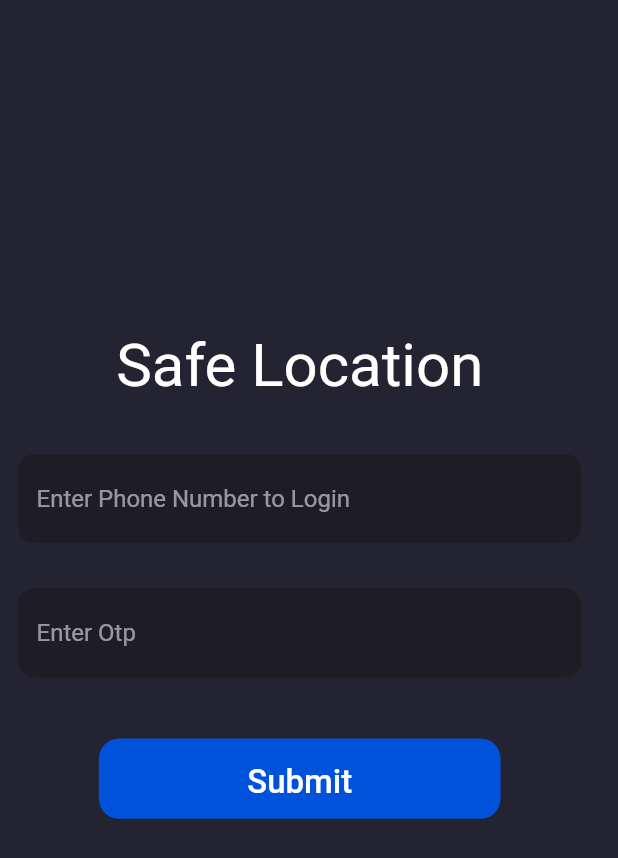
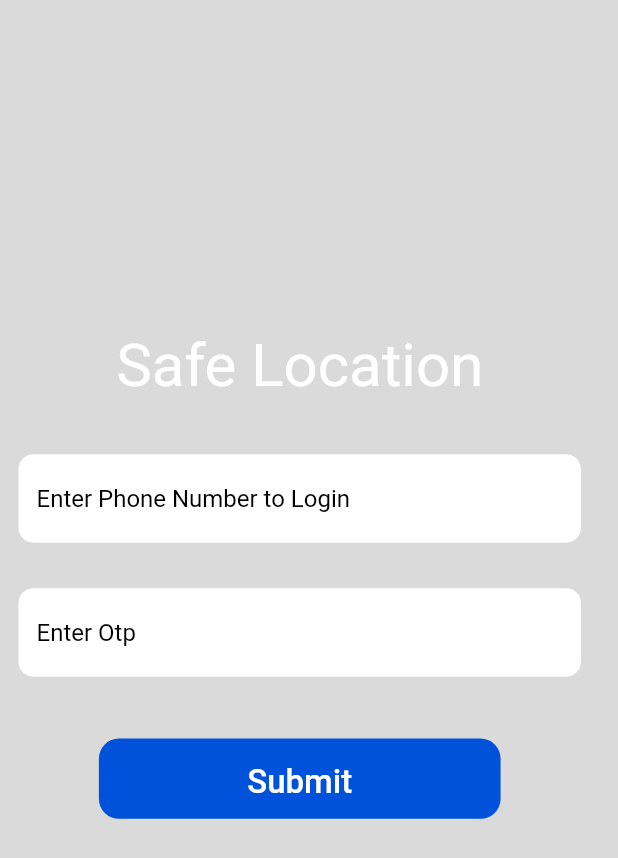
Before and after one commit to DevMayur/safe_locations_application, a Flutter app: the screen it shows after launch, after a tap on "Send Otp", on a phone screen of 412 x 824 dp. Shown: the top 858 px of the screen. Run offline on Flutter 3.47's test engine with Material 2 defaults, Android fonts, the phone set to English and light mode, and no system bars; our stand-ins replace cloud_firestore, file_picker, firebase_auth, firebase_core, firebase_storage, flutter_keyboard_visibility and 4 more; accounts and stored records are empty; network calls fail.

Commit message:
Extracted colors to user config file

```diff
--- a/lib/main.dart
+++ b/lib/main.dart
@@ -1,3 +1,4 @@
+import 'package:firebase_auth/firebase_auth.dart';
 import 'package:flutter/material.dart';
 import 'package:provider/provider.dart';
 
@@ -13,6 +14,9 @@ import './pages/login_page.dart';
 //providers
 import './provider/authentication_provider.dart';
 
+import 'package:safe_locations_application/user_configurations/user_colors.dart';
+import 'package:get_it/get_it.dart';
+
 void main() {
   runApp(SplashPage(
     key: UniqueKey(),
@@ -23,8 +27,10 @@ void main() {
 }
 
 class MainApp extends StatelessWidget {
+  late UserColors _colors;
   @override
   Widget build(BuildContext context) {
+    _colors = GetIt.instance.get<UserColors>();
     return MultiProvider(
       providers: [
         ChangeNotifierProvider<AuthenticationProvider>(
@@ -35,10 +41,10 @@ class MainApp extends StatelessWidget {
       child: MaterialApp(
         title: 'Safe Location',
         theme: ThemeData(
-          backgroundColor: const Color.fromRGBO(36, 35, 49, 1.0),
-          scaffoldBackgroundColor: const Color.fromRGBO(36, 35, 49, 1.0),
-          bottomNavigationBarTheme: const BottomNavigationBarThemeData(
-            backgroundColor: Color.fromRGBO(30, 29, 37, 1.0),
+          backgroundColor: _colors.background_color,
+          scaffoldBackgroundColor: _colors.background_color,
+          bottomNavigationBarTheme: BottomNavigationBarThemeData(
+            backgroundColor: _colors.navigation_bar_background,
           ),
         ),
         home: const Scaffold(
--- a/lib/pages/splash_page.dart
+++ b/lib/pages/splash_page.dart
@@ -1,5 +1,6 @@
 import 'package:flutter/material.dart';
 import 'package:firebase_core/firebase_core.dart';
+import 'package:safe_locations_application/user_configurations/user_colors.dart';
 
 //pages
 import '../services/navigation_service.dart';
@@ -81,5 +82,22 @@ class _SplashPageState extends State<SplashPage> {
     GetIt.instance.registerSingleton<DatabaseService>(
       DatabaseService(),
     );
+
+    UserColors userColors = UserColors(
+        background_color: Color.fromRGBO(218, 218, 218, 1.0),
+        color_primary: Color.fromRGBO(92, 140, 217, 1.0),
+        color_text: Colors.black,
+        color_input: Colors.white,
+        button_color: Color.fromRGBO(0, 82, 218, 1.0),
+        button_safe: Color.fromRGBO(0, 82, 218, 1.0),
+        button_unsafe: Color.fromRGBO(0, 82, 218, 1.0),
+        message_background:Colors.lightGreen ,
+      navigation_bar_icons:Color.fromRGBO(0, 82, 218, 1.0),
+      navigation_bar_background:Color.fromRGBO(161, 161, 161, 1.0),
+    );
+
+    GetIt.instance.registerSingleton<UserColors>(
+        userColors
+    );
   }
 }
--- a/lib/provider/authentication_provider.dart
+++ b/lib/provider/authentication_provider.dart
@@ -37,14 +37,17 @@ class AuthenticationProvider extends ChangeNotifier {
                 .checkIfUserExist(_auth.currentUser!.uid)
                 .then((userExist) {
               if (!userExist) {
-                _navigationService.removeAndNavigateToRoute('/register');
+                print('user not exist');
+                _navigationService.removeAndNavigateToRoute('/login');
               } else {
+                print('user exist');
                 _navigationService.removeAndNavigateToRoute('/home');
               }
             });
           },
         );
       } else {
+        print('not logged in');
         _navigationService.removeAndNavigateToRoute('/login');
       }
     });
--- /dev/null
+++ b/lib/user_configurations/user_colors.dart
@@ -0,0 +1,28 @@
+import 'dart:ui';
+
+class UserColors {
+  Color background_color;
+  Color color_primary;
+  Color color_text;
+  Color color_input;
+  Color button_color;
+  Color button_safe;
+  Color button_unsafe;
+  Color message_background;
+  Color navigation_bar_icons;
+  Color navigation_bar_background;
+
+  UserColors({
+    required this.background_color,
+    required this.color_primary,
+    required this.color_text,
+    required this.color_input,
+    required this.button_color,
+    required this.button_safe,
+    required this.button_unsafe,
+    required this.message_background,
+    required this.navigation_bar_icons,
+    required this.navigation_bar_background
+  });
+
+}
--- a/lib/widgets/custom_input_fields.dart
+++ b/lib/widgets/custom_input_fields.dart
@@ -1,10 +1,13 @@
 import 'package:flutter/material.dart';
+import 'package:get_it/get_it.dart';
+import '../user_configurations/user_colors.dart';
 
 class CustomTextFormField extends StatelessWidget {
   final Function(String) onSaved;
   final String regEx;
   final String hintText;
   final bool obscureText;
+  late UserColors _colors;
 
   CustomTextFormField({
   required this.onSaved,
@@ -15,25 +18,26 @@ class CustomTextFormField extends StatelessWidget {
 
   @override
   Widget build(BuildContext context) {
+    _colors = GetIt.instance.get<UserColors>();
     return TextFormField(
       onSaved: (_value) => {
         onSaved(_value!)
       },
       cursorColor: Colors.white,
-      style: const TextStyle(color: Colors.white),
+      style: TextStyle(color: _colors.color_text),
       obscureText: obscureText,
       // validator: (_value) {
       //   return RegExp(regEx).hasMatch(_value!) ? null : 'Enter a valid value';
       // },
       decoration: InputDecoration(
-        fillColor: const Color.fromRGBO(30, 29, 37, 1.0),
+        fillColor: _colors.color_input,
         filled: true,
         border: OutlineInputBorder(
           borderRadius: BorderRadius.circular(10.0),
           borderSide: BorderSide.none,
         ),
         hintText: hintText,
-        hintStyle: const TextStyle(color: Colors.white54)
+        hintStyle: TextStyle(color: _colors.color_text)
       ),
     );
   }
@@ -46,6 +50,7 @@ class CustomTextField extends StatelessWidget {
   final bool obscureText;
   final TextEditingController controller;
   IconData? icon;
+  late UserColors _colors;
 
   CustomTextField({
     required this.onEditingComplete,
@@ -57,16 +62,17 @@ class CustomTextField extends StatelessWidget {
 
   @override
   Widget build(BuildContext context) {
+    _colors = GetIt.instance.get<UserColors>();
     return TextField(
       controller: controller,
       onEditingComplete: () => onEditingComplete(controller.value.text),
       cursorColor: Colors.white,
       style: TextStyle(
-        color: Colors.white,
+        color: _colors.color_text,
       ),
       obscureText: obscureText,
       decoration: InputDecoration(
-        fillColor: Color.fromRGBO(30, 29, 27, 1.0),
+        fillColor: _colors.color_input,
         filled: true,
         border: OutlineInputBorder(
           borderRadius: BorderRadius.circular(10.0,),
@@ -74,11 +80,11 @@ class CustomTextField extends StatelessWidget {
         ),
         hintText: hintText,
         hintStyle: TextStyle(
-          color: Colors.white54,
+          color: _colors.color_text,
         ),
         prefixIcon: Icon(
           icon,
-          color: Colors.white,
+          color: _colors.color_text,
         )
       ),
     );
```
Also changed, not shown: lib/pages/chat_page.dart (+16 -18 lines), lib/pages/chats_page.dart (+11 -6 lines), lib/widgets/custom_list_view_tiles.dart (+15 -7 lines), lib/widgets/message_bubble.dart (+10 -4 lines).
